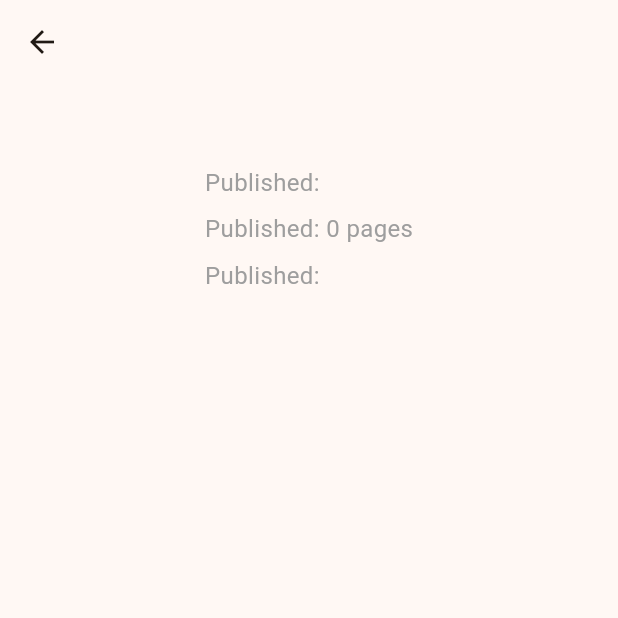
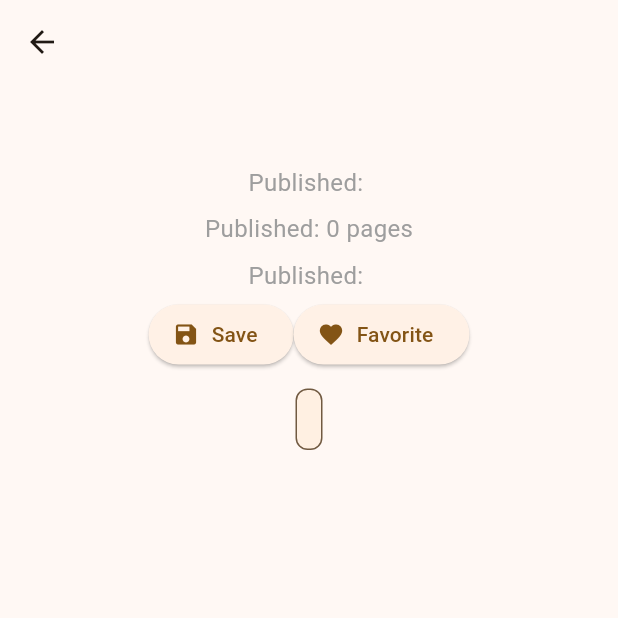
Before and after one commit to rahulphysicsmishra/Reader-Tracker, a Flutter app: the BookDetailsScreen screen opened directly with empty values, on a phone screen of 412 x 824 dp, the top half of it. Run offline on Flutter 3.47's test engine with Material 3 defaults, Android fonts, the phone set to English and light mode, and no system bars.

Commit message:
book detail screen improved

```diff
--- a/lib/pages/details_screen.dart
+++ b/lib/pages/details_screen.dart
@@ -30,7 +30,7 @@ class _BookDetailsScreenState extends State<BookDetailsScreen> {
                   ),
                 ),
             Column(
-              crossAxisAlignment: CrossAxisAlignment.start,
+              mainAxisAlignment: MainAxisAlignment.center,
               children: [
                 Padding(
                   padding: const EdgeInsets.all(8.0),
@@ -77,8 +77,22 @@ class _BookDetailsScreenState extends State<BookDetailsScreen> {
                   ),
                   ),
                 ),
-                Padding(
+                Row(
+                  mainAxisAlignment: MainAxisAlignment.center,
+                  children: [
+                  ElevatedButton.icon(onPressed: (){}, icon: Icon(Icons.save), label: Text('Save')),
+                  ElevatedButton.icon(onPressed: (){}, icon: Icon(Icons.favorite), label:  Text('Favorite')),
+
+                  ]
+                ),
+                Container(
+                  margin: const EdgeInsets.all(12.0),
                   padding: const EdgeInsets.all(8.0),
+                  decoration: BoxDecoration(
+                    color: Theme.of(context).colorScheme.primaryContainer.withOpacity(0.3),
+                    border: Border.all(color: Theme.of(context).colorScheme.secondary),
+                    borderRadius: BorderRadius.circular(8.0),
+                  ),
                   child: Text(
                     book.description,
                     style: const TextStyle(fontSize: 16),
```
